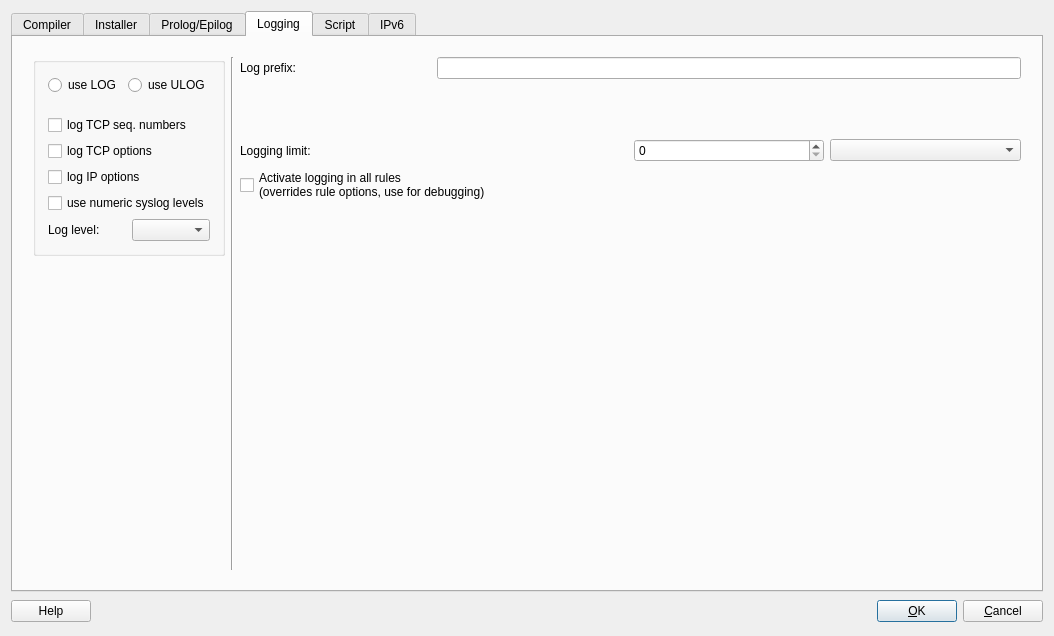
This is src/firewallfabrik/gui/ui/iptablessettingsdialog_q.ui in Linuxfabrik/firewallfabrik as Qt 5 draws it before an edit. The edited form follows.
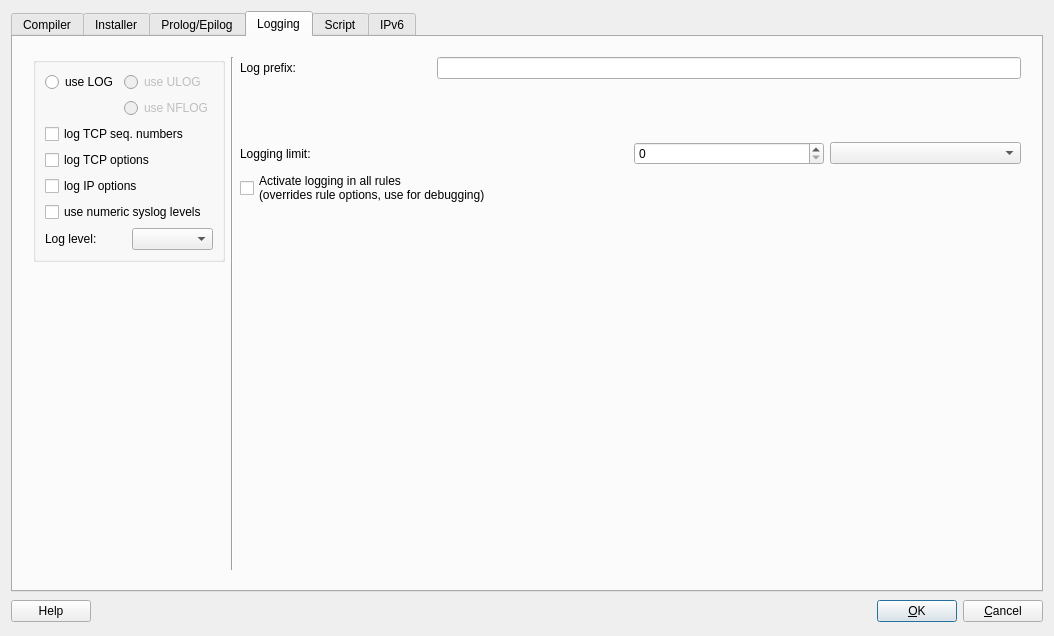
This is the edited form. The open tabs and pages were chosen to show the change.

Commit message: feat(gui): support more compiler options from the gui

Diff of the .ui file:
```diff
--- a/src/firewallfabrik/gui/ui/iptablessettingsdialog_q.ui
+++ b/src/firewallfabrik/gui/ui/iptablessettingsdialog_q.ui
@@ -1025,20 +1025,7 @@
          <property name="checkable">
           <bool>false</bool>
          </property>
-         <layout class="QGridLayout">
-          <property name="verticalSpacing">
-           <number>20</number>
-          </property>
-          <property name="margin" stdset="0">
-           <number>12</number>
-          </property>
-          <item row="0" column="1">
-           <widget class="QRadioButton" name="useULOG">
-            <property name="text">
-             <string>use ULOG</string>
-            </property>
-           </widget>
-          </item>
+         <layout class="QGridLayout" name="gridLayout_11">
           <item row="0" column="0">
            <widget class="QRadioButton" name="useLOG">
             <property name="text">
@@ -1046,7 +1033,27 @@
             </property>
            </widget>
           </item>
-          <item row="1" column="0" colspan="2">
+          <item row="0" column="1">
+           <widget class="QRadioButton" name="useULOG">
+            <property name="enabled">
+             <bool>false</bool>
+            </property>
+            <property name="text">
+             <string>use ULOG</string>
+            </property>
+           </widget>
+          </item>
+          <item row="1" column="1">
+           <widget class="QRadioButton" name="useNFLOG">
+            <property name="enabled">
+             <bool>false</bool>
+            </property>
+            <property name="text">
+             <string>use NFLOG</string>
+            </property>
+           </widget>
+          </item>
+          <item row="2" column="0" colspan="2">
            <widget class="QStackedWidget" name="logTargetStack">
             <property name="currentIndex">
              <number>0</number>
```
The commit also changes 2 other files.
